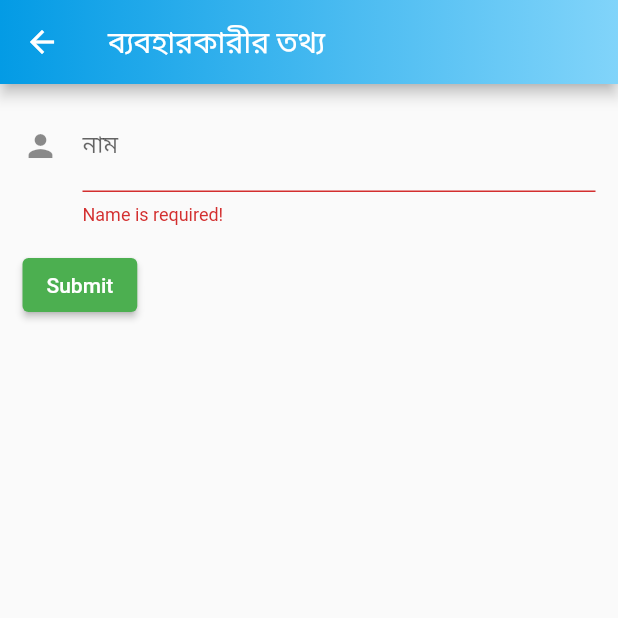
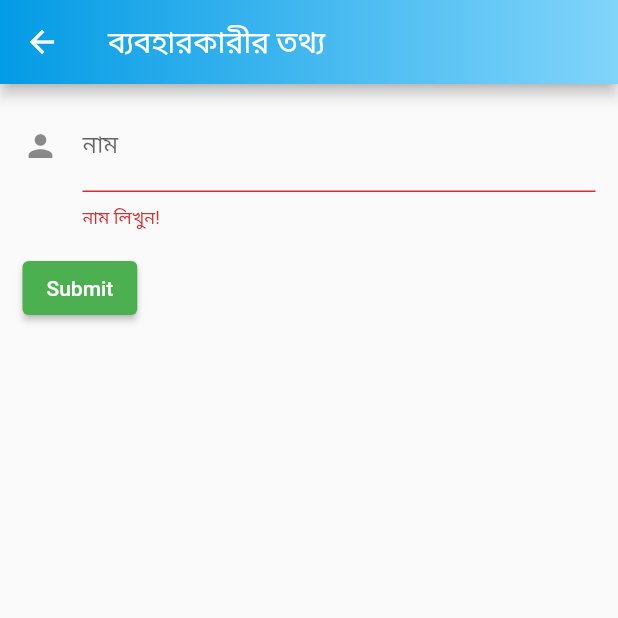
Before and after one commit to Azimul-Haque/diordnarabdnasjb, a Flutter app: the ProfileEditPage screen opened directly with empty values, after a tap on "Submit", on a phone screen of 412 x 824 dp, the top half of it. Run offline on Flutter 3.47's test engine with Material 2 defaults, Android fonts, the phone set to English and light mode, and no system bars; our stand-ins replace firebase_auth, firebase_core, pinput; missing offline and left inert: onesignal_flutter; accounts and stored records are empty.

Commit message:
Commit Thu 06/16/2022  2:23:06.16 316

```diff
--- a/lib/profileedit.dart
+++ b/lib/profileedit.dart
@@ -46,7 +46,7 @@ class _ProfileEditPageState extends State<ProfileEditPage> {
                     ),
                     validator: (value) {
                       if (value == null || value.isEmpty) {
-                        return 'Name is required!';
+                        return 'নাম লিখুন!';
                       }
                       return null;
                     },
```
